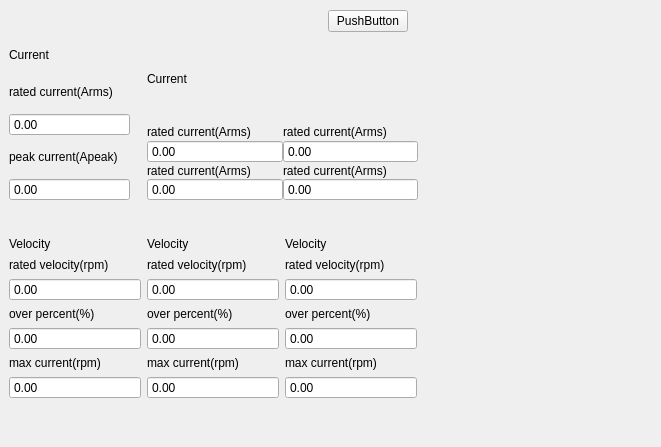
First picture: the form in Libs/UI/UiMotor/graphmotor129.ui, repository tiangaomingjing/ServoDriveTech, before the edit.
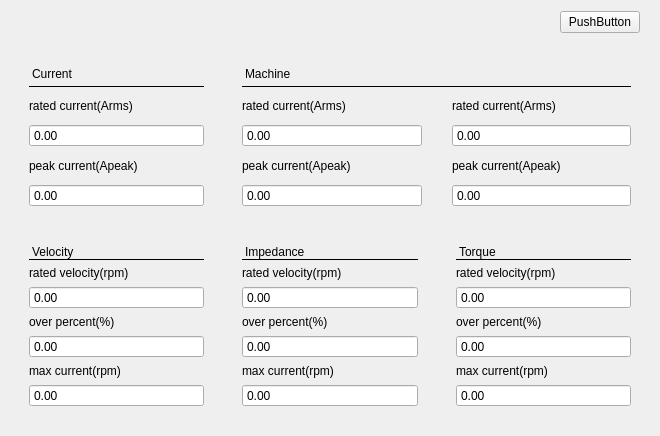
Second picture: the form after the edit.

The edit to the form file:
```diff
--- a/Libs/UI/UiMotor/graphmotor129.ui
+++ b/Libs/UI/UiMotor/graphmotor129.ui
@@ -6,49 +6,78 @@
    <rect>
     <x>0</x>
     <y>0</y>
-    <width>661</width>
-    <height>447</height>
+    <width>660</width>
+    <height>436</height>
    </rect>
   </property>
   <property name="windowTitle">
    <string>Form</string>
   </property>
+  <property name="styleSheet">
+   <string notr="true"/>
+  </property>
+  <layout class="QGridLayout" name="gridLayout_2" rowstretch="0,1,1" columnstretch="1,1,1" columnminimumwidth="0,0,0">
+   <property name="leftMargin">
+    <number>20</number>
+   </property>
+   <property name="rightMargin">
+    <number>20</number>
+   </property>
+   <property name="bottomMargin">
+    <number>20</number>
+   </property>
+   <property name="spacing">
+    <number>20</number>
+   </property>
+   <item row="0" column="2">
+    <layout class="QHBoxLayout" name="hlayout_btn">
+     <item>
+      <spacer name="horizontalSpacer">
+       <property name="orientation">
+        <enum>Qt::Horizontal</enum>
+       </property>
+       <property name="sizeHint" stdset="0">
+        <size>
+         <width>40</width>
+         <height>20</height>
+        </size>
+       </property>
+      </spacer>
+     </item>
+     <item>
+      <widget class="QPushButton" name="pushButton">
+       <property name="text">
+        <string>PushButton</string>
+       </property>
+      </widget>
+     </item>
+    </layout>
+   </item>
+   <item row="1" column="0">
   <widget class="QWidget" name="widget_currentPrm" native="true">
-   <property name="geometry">
-    <rect>
-     <x>9</x>
-     <y>40</y>
-     <width>121</width>
-     <height>161</height>
-    </rect>
-   </property>
    <layout class="QVBoxLayout" name="verticalLayout">
-    <item>
-     <widget class="QWidget" name="widget_2" native="true">
-      <layout class="QVBoxLayout" name="verticalLayout_2">
-       <property name="spacing">
-        <number>0</number>
-       </property>
        <property name="leftMargin">
-        <number>0</number>
+       <number>9</number>
        </property>
        <property name="topMargin">
-        <number>0</number>
+       <number>9</number>
        </property>
        <property name="rightMargin">
-        <number>0</number>
-       </property>
-       <property name="bottomMargin">
-        <number>0</number>
+       <number>9</number>
        </property>
        <item>
         <widget class="QLabel" name="label">
+        <property name="styleSheet">
+         <string notr="true">QWidget{
+border:1px solid black;
+border-top:none;
+border-left:none;
+border-right:none;
+}</string>
+        </property>
          <property name="text">
           <string>Current</string>
          </property>
-        </widget>
-       </item>
-      </layout>
      </widget>
     </item>
     <item>
@@ -56,6 +85,9 @@
       <property name="text">
        <string>rated current(Arms)</string>
       </property>
+        <property name="margin">
+         <number>0</number>
+        </property>
      </widget>
     </item>
     <item>
@@ -93,42 +125,139 @@
     </item>
    </layout>
   </widget>
+   </item>
+   <item row="1" column="1" colspan="2">
+    <widget class="QWidget" name="widget_machinePrm" native="true">
+     <layout class="QGridLayout" name="gridLayout">
+      <property name="leftMargin">
+       <number>9</number>
+      </property>
+      <property name="rightMargin">
+       <number>9</number>
+      </property>
+      <property name="horizontalSpacing">
+       <number>30</number>
+      </property>
+      <item row="0" column="0" colspan="2">
+       <widget class="QLabel" name="label_27">
+        <property name="styleSheet">
+         <string notr="true">QWidget{
+border:1px solid black;
+border-top:none;
+border-left:none;
+border-right:none;
+}</string>
+        </property>
+        <property name="text">
+         <string>Machine</string>
+        </property>
+       </widget>
+      </item>
+      <item row="1" column="0">
+       <widget class="QLabel" name="label_23">
+        <property name="text">
+         <string>rated current(Arms)</string>
+        </property>
+       </widget>
+      </item>
+      <item row="1" column="1">
+       <widget class="QLabel" name="label_25">
+        <property name="text">
+         <string>rated current(Arms)</string>
+        </property>
+       </widget>
+      </item>
+      <item row="2" column="0">
+       <widget class="QDoubleSpinBox" name="doubleSpinBox_16">
+        <property name="wrapping">
+         <bool>false</bool>
+        </property>
+        <property name="frame">
+         <bool>true</bool>
+        </property>
+        <property name="buttonSymbols">
+         <enum>QAbstractSpinBox::NoButtons</enum>
+        </property>
+       </widget>
+      </item>
+      <item row="2" column="1">
+       <widget class="QDoubleSpinBox" name="doubleSpinBox_18">
+        <property name="wrapping">
+         <bool>false</bool>
+        </property>
+        <property name="frame">
+         <bool>true</bool>
+        </property>
+        <property name="buttonSymbols">
+         <enum>QAbstractSpinBox::NoButtons</enum>
+        </property>
+       </widget>
+      </item>
+      <item row="3" column="0">
+       <widget class="QLabel" name="label_24">
+        <property name="text">
+         <string>peak current(Apeak)</string>
+        </property>
+       </widget>
+      </item>
+      <item row="3" column="1">
+       <widget class="QLabel" name="label_26">
+        <property name="text">
+         <string>peak current(Apeak)</string>
+        </property>
+       </widget>
+      </item>
+      <item row="4" column="0">
+       <widget class="QDoubleSpinBox" name="doubleSpinBox_17">
+        <property name="wrapping">
+         <bool>false</bool>
+        </property>
+        <property name="frame">
+         <bool>true</bool>
+        </property>
+        <property name="buttonSymbols">
+         <enum>QAbstractSpinBox::NoButtons</enum>
+        </property>
+       </widget>
+      </item>
+      <item row="4" column="1">
+       <widget class="QDoubleSpinBox" name="doubleSpinBox_19">
+        <property name="wrapping">
+         <bool>false</bool>
+        </property>
+        <property name="frame">
+         <bool>true</bool>
+        </property>
+        <property name="buttonSymbols">
+         <enum>QAbstractSpinBox::NoButtons</enum>
+        </property>
+       </widget>
+      </item>
+     </layout>
+    </widget>
+   </item>
+   <item row="2" column="0">
   <widget class="QWidget" name="widget_velocityPrm" native="true">
-   <property name="geometry">
-    <rect>
-     <x>9</x>
-     <y>237</y>
-     <width>132</width>
-     <height>162</height>
-    </rect>
-   </property>
    <layout class="QVBoxLayout" name="verticalLayout_3">
-    <item>
-     <widget class="QWidget" name="widget_4" native="true">
-      <layout class="QVBoxLayout" name="verticalLayout_4">
-       <property name="spacing">
-        <number>0</number>
-       </property>
        <property name="leftMargin">
-        <number>0</number>
-       </property>
-       <property name="topMargin">
-        <number>0</number>
+       <number>9</number>
        </property>
        <property name="rightMargin">
-        <number>0</number>
-       </property>
-       <property name="bottomMargin">
-        <number>0</number>
+       <number>9</number>
        </property>
        <item>
         <widget class="QLabel" name="label_4">
+        <property name="styleSheet">
+         <string notr="true">QWidget{
+border:1px solid black;
+border-top:none;
+border-left:none;
+border-right:none;
+}</string>
+        </property>
          <property name="text">
           <string>Velocity</string>
          </property>
-        </widget>
-       </item>
-      </layout>
      </widget>
     </item>
     <item>
@@ -193,42 +322,29 @@
     </item>
    </layout>
   </widget>
+   </item>
+   <item row="2" column="1">
   <widget class="QWidget" name="widget_impedancePrm" native="true">
-   <property name="geometry">
-    <rect>
-     <x>147</x>
-     <y>237</y>
-     <width>132</width>
-     <height>162</height>
-    </rect>
-   </property>
    <layout class="QVBoxLayout" name="verticalLayout_5">
-    <item>
-     <widget class="QWidget" name="widget_6" native="true">
-      <layout class="QVBoxLayout" name="verticalLayout_6">
-       <property name="spacing">
-        <number>0</number>
-       </property>
        <property name="leftMargin">
-        <number>0</number>
-       </property>
-       <property name="topMargin">
-        <number>0</number>
+       <number>9</number>
        </property>
        <property name="rightMargin">
-        <number>0</number>
-       </property>
-       <property name="bottomMargin">
-        <number>0</number>
+       <number>9</number>
        </property>
        <item>
         <widget class="QLabel" name="label_8">
+        <property name="styleSheet">
+         <string notr="true">QWidget{
+border:1px solid black;
+border-top:none;
+border-left:none;
+border-right:none;
+}</string>
+        </property>
          <property name="text">
-          <string>Velocity</string>
-         </property>
-        </widget>
-       </item>
-      </layout>
+         <string>Impedance</string>
+        </property>
      </widget>
     </item>
     <item>
@@ -293,42 +409,29 @@
     </item>
    </layout>
   </widget>
+   </item>
+   <item row="2" column="2">
   <widget class="QWidget" name="widget_torquePrm" native="true">
-   <property name="geometry">
-    <rect>
-     <x>285</x>
-     <y>237</y>
-     <width>132</width>
-     <height>162</height>
-    </rect>
-   </property>
    <layout class="QVBoxLayout" name="verticalLayout_7">
-    <item>
-     <widget class="QWidget" name="widget_8" native="true">
-      <layout class="QVBoxLayout" name="verticalLayout_8">
-       <property name="spacing">
-        <number>0</number>
-       </property>
        <property name="leftMargin">
-        <number>0</number>
-       </property>
-       <property name="topMargin">
-        <number>0</number>
+       <number>9</number>
        </property>
        <property name="rightMargin">
-        <number>0</number>
-       </property>
-       <property name="bottomMargin">
-        <number>0</number>
+       <number>9</number>
        </property>
        <item>
         <widget class="QLabel" name="label_12">
+        <property name="styleSheet">
+         <string notr="true">QWidget{
+border:1px solid black;
+border-top:none;
+border-left:none;
+border-right:none;
+}</string>
+        </property>
          <property name="text">
-          <string>Velocity</string>
-         </property>
-        </widget>
-       </item>
-      </layout>
+         <string>Torque</string>
+        </property>
      </widget>
     </item>
     <item>
@@ -393,199 +496,19 @@
     </item>
    </layout>
   </widget>
-  <widget class="QWidget" name="widget_machinePrm" native="true">
-   <property name="geometry">
-    <rect>
-     <x>147</x>
-     <y>40</y>
-     <width>271</width>
-     <height>161</height>
-    </rect>
-   </property>
-   <layout class="QVBoxLayout" name="verticalLayout_9" stretch="0,0">
-    <item>
-     <widget class="QWidget" name="widget_11" native="true">
-      <layout class="QVBoxLayout" name="verticalLayout_15">
-       <property name="spacing">
-        <number>0</number>
-       </property>
-       <property name="leftMargin">
-        <number>0</number>
-       </property>
-       <property name="topMargin">
-        <number>0</number>
-       </property>
-       <property name="rightMargin">
-        <number>0</number>
-       </property>
-       <property name="bottomMargin">
-        <number>0</number>
-       </property>
-       <item>
-        <widget class="QLabel" name="label_16">
-         <property name="text">
-          <string>Current</string>
-         </property>
-        </widget>
-       </item>
-      </layout>
-     </widget>
-    </item>
-    <item>
-     <widget class="QWidget" name="widget_10" native="true">
-      <layout class="QVBoxLayout" name="verticalLayout_10">
-       <property name="spacing">
-        <number>0</number>
-       </property>
-       <property name="leftMargin">
-        <number>0</number>
-       </property>
-       <property name="topMargin">
-        <number>0</number>
-       </property>
-       <property name="rightMargin">
-        <number>0</number>
-       </property>
-       <property name="bottomMargin">
-        <number>0</number>
-       </property>
-       <item>
-        <layout class="QGridLayout" name="gridLayout">
-         <item row="0" column="0">
-          <layout class="QVBoxLayout" name="verticalLayout_13">
-           <item>
-            <widget class="QLabel" name="label_19">
-             <property name="text">
-              <string>rated current(Arms)</string>
-             </property>
-            </widget>
-           </item>
-           <item>
-            <widget class="QDoubleSpinBox" name="doubleSpinBox_14">
-             <property name="wrapping">
-              <bool>false</bool>
-             </property>
-             <property name="frame">
-              <bool>true</bool>
-             </property>
-             <property name="buttonSymbols">
-              <enum>QAbstractSpinBox::NoButtons</enum>
-             </property>
-            </widget>
-           </item>
-          </layout>
-         </item>
-         <item row="0" column="1">
-          <layout class="QVBoxLayout" name="verticalLayout_12">
-           <item>
-            <widget class="QLabel" name="label_18">
-             <property name="text">
-              <string>rated current(Arms)</string>
-             </property>
-            </widget>
-           </item>
-           <item>
-            <widget class="QDoubleSpinBox" name="doubleSpinBox_13">
-             <property name="wrapping">
-              <bool>false</bool>
-             </property>
-             <property name="frame">
-              <bool>true</bool>
-             </property>
-             <property name="buttonSymbols">
-              <enum>QAbstractSpinBox::NoButtons</enum>
-             </property>
-            </widget>
-           </item>
-          </layout>
-         </item>
-         <item row="1" column="0">
-          <layout class="QVBoxLayout" name="verticalLayout_14">
-           <item>
-            <widget class="QLabel" name="label_20">
-             <property name="text">
-              <string>rated current(Arms)</string>
-             </property>
-            </widget>
-           </item>
-           <item>
-            <widget class="QDoubleSpinBox" name="doubleSpinBox_15">
-             <property name="wrapping">
-              <bool>false</bool>
-             </property>
-             <property name="frame">
-              <bool>true</bool>
-             </property>
-             <property name="buttonSymbols">
-              <enum>QAbstractSpinBox::NoButtons</enum>
-             </property>
-            </widget>
-           </item>
-          </layout>
-         </item>
-         <item row="1" column="1">
-          <layout class="QVBoxLayout" name="verticalLayout_11">
-           <item>
-            <widget class="QLabel" name="label_17">
-             <property name="text">
-              <string>rated current(Arms)</string>
-             </property>
-            </widget>
-           </item>
-           <item>
-            <widget class="QDoubleSpinBox" name="doubleSpinBox_12">
-             <property name="wrapping">
-              <bool>false</bool>
-             </property>
-             <property name="frame">
-              <bool>true</bool>
-             </property>
-             <property name="buttonSymbols">
-              <enum>QAbstractSpinBox::NoButtons</enum>
-             </property>
-            </widget>
-           </item>
-          </layout>
-         </item>
-        </layout>
-       </item>
-      </layout>
-     </widget>
-    </item>
-   </layout>
-  </widget>
-  <widget class="QWidget" name="horizontalLayoutWidget">
-   <property name="geometry">
-    <rect>
-     <x>285</x>
-     <y>9</y>
-     <width>123</width>
-     <height>25</height>
-    </rect>
-   </property>
-   <layout class="QHBoxLayout" name="hlayout_motorBtn">
-    <item>
-     <spacer name="horizontalSpacer">
-      <property name="orientation">
-       <enum>Qt::Horizontal</enum>
-      </property>
-      <property name="sizeHint" stdset="0">
-       <size>
-        <width>40</width>
-        <height>20</height>
-       </size>
-      </property>
-     </spacer>
-    </item>
-    <item>
-     <widget class="QPushButton" name="pushButton">
-      <property name="text">
-       <string>PushButton</string>
-      </property>
-     </widget>
-    </item>
-   </layout>
-  </widget>
+   </item>
+  </layout>
+  <zorder>widget_currentPrm</zorder>
+  <zorder>widget_velocityPrm</zorder>
+  <zorder>widget_impedancePrm</zorder>
+  <zorder>widget_torquePrm</zorder>
+  <zorder>horizontalLayoutWidget</zorder>
+  <zorder>horizontalSpacer</zorder>
+  <zorder></zorder>
+  <zorder>layoutWidget</zorder>
+  <zorder>widget_currentPrm_2</zorder>
+  <zorder>widget_currentPrm_3</zorder>
+  <zorder>widget_machinePrm</zorder>
  </widget>
  <resources/>
  <connections/>
```
Lines whose indentation alone changed are shown as unchanged.
